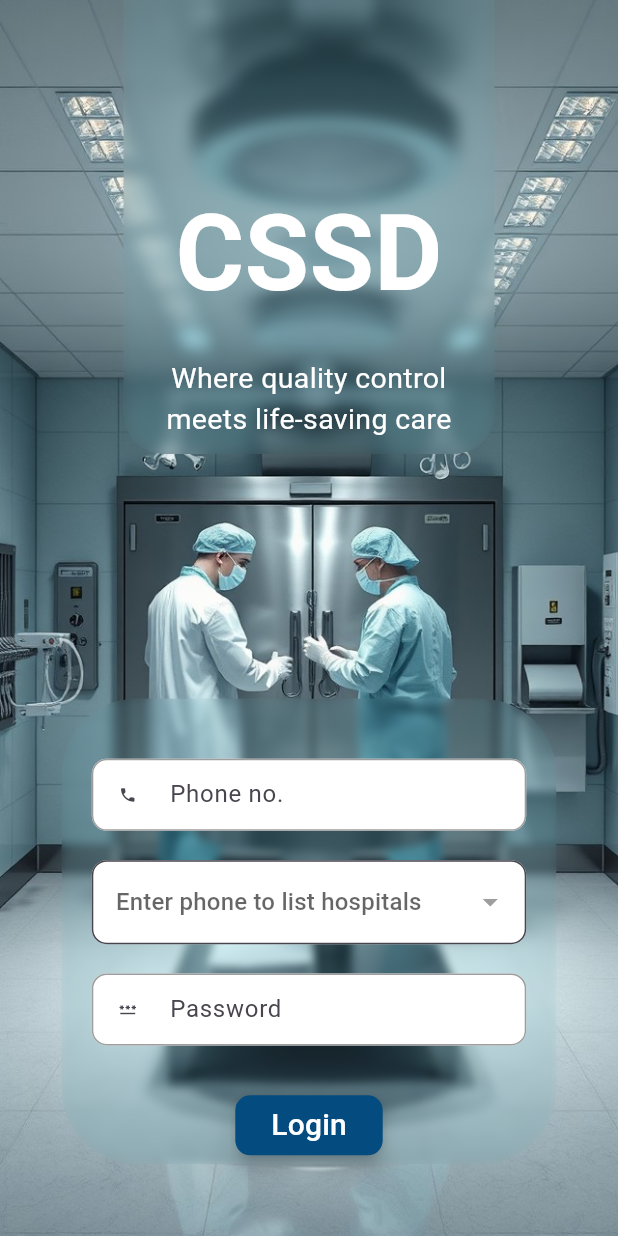
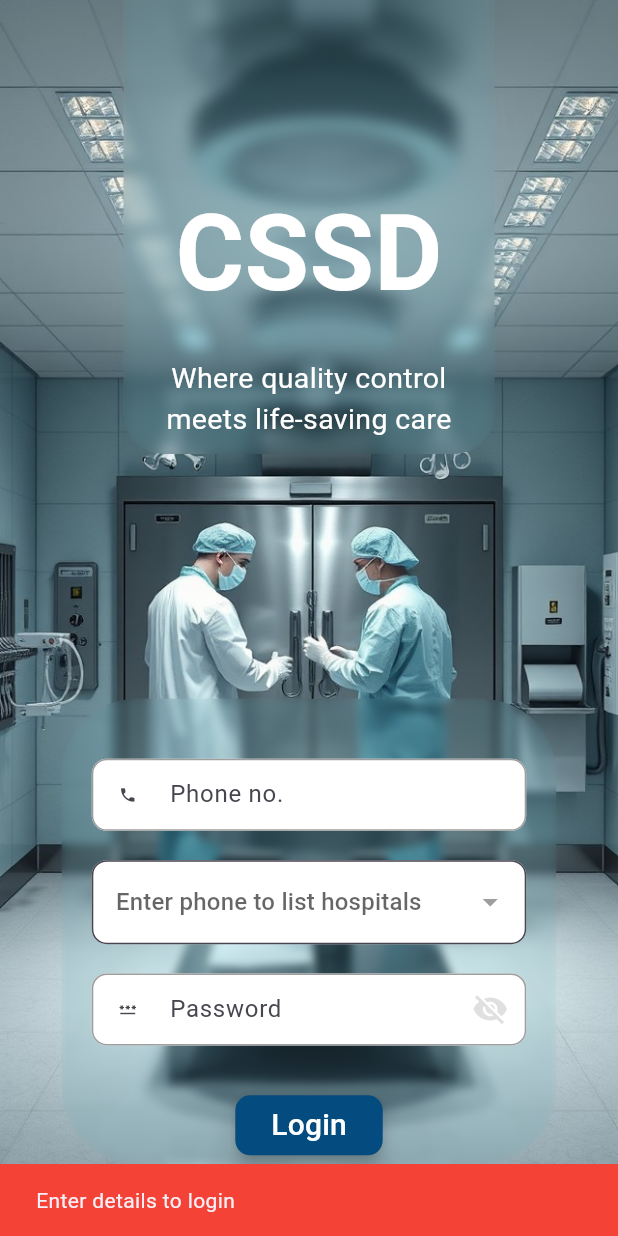
Before and after one commit to grapesHisham/CSSD, a Flutter app: the screen it shows after launch, after a tap on "Login", on a phone screen of 412 x 824 dp. Run offline on Flutter 3.47's test engine with Material 3 defaults, Android fonts, the light colour scheme and no system bars; our stand-ins replace animated_custom_dropdown, curved_navigation_bar, device_preview, dio, fl_chart, fluentui_system_icons and 7 more; missing offline and left inert: pushable_button, text_marquee; generated files the repository leaves out were written again; network calls fail.

Commit message:
login done : #added async in splash and navigated to required screens according to privileges if already logged in else navigated to login screen. # created a snakbar widget with scaffoldMessageKey to operate without passing context # editted the snakbar widget # added snackbars in login api calls # Created a new screen to switch between cssd user and department user # obscure text  # validation # added focus node to move to next textfied on submitted #

```diff
--- a/lib/Widgets/custom_textfield.dart
+++ b/lib/Widgets/custom_textfield.dart
@@ -17,7 +17,9 @@ class CustomTextFormField extends StatelessWidget {
   final Size? textFieldSize;
   final BorderRadius borderRadius;
   final int? maxLendgth;
+  final FocusNode? focusNode;
   final Function(String)? onChanged;
+  final void Function(String)? onFieldSubmitted;
 
   const CustomTextFormField(
       {super.key,
@@ -36,7 +38,8 @@ class CustomTextFormField extends StatelessWidget {
       this.borderRadius = const BorderRadius.all(Radius.circular(10)),
       this.maxLendgth,
       this.onChanged,
-      this.isReadOnly});
+      this.isReadOnly,
+      this.focusNode, this.onFieldSubmitted});
 
   @override
   Widget build(BuildContext context) {
@@ -46,6 +49,8 @@ class CustomTextFormField extends StatelessWidget {
         maxWidth: textFieldSize?.width ?? double.infinity,
       ),
       child: TextFormField(
+        onFieldSubmitted: onFieldSubmitted,
+        focusNode: focusNode,
         readOnly: isReadOnly ?? false,
         onChanged: onChanged,
         maxLength: maxLendgth,
@@ -56,6 +61,7 @@ class CustomTextFormField extends StatelessWidget {
         decoration: InputDecoration(
           counterText: '', //shows the count of maxlength , disbling it 4 now
           suffixIcon: suffix,
+
           label: label,
           labelText: labelText,
           hintText: hintText,
@@ -68,6 +74,7 @@ class CustomTextFormField extends StatelessWidget {
                   ),
                 )
               : null,
+
           border: textfieldBorder == false
               ? InputBorder.none
               : OutlineInputBorder(
--- a/lib/app/modules/cssd_as_custodian/Cssd_User/view/dashboard_view.dart
+++ b/lib/app/modules/cssd_as_custodian/Cssd_User/view/dashboard_view.dart
@@ -243,7 +243,7 @@ class _DashboardViewCssdCssCssdLoginState
         style: TextStyle(color: Colors.white),
       ),
       onPressed: () {
-        Navigator.pushNamed(context, Routes.dashboardViewCssdCussDeptUser);
+        Navigator.pushNamedAndRemoveUntil(context, Routes.dashboardViewCssdCussDeptUser, (Route route)=> false);
       },
     );
   }
--- a/lib/app/modules/cssd_as_custodian/Department_User/view/dashboard_view_dept.dart
+++ b/lib/app/modules/cssd_as_custodian/Department_User/view/dashboard_view_dept.dart
@@ -164,7 +164,7 @@ class _DashboardViewCssdCussDeptUserState
         style: TextStyle(color: Colors.white),
       ),
       onPressed: () {
-        Navigator.pushNamed(context, Routes.dashboardViewCssdCssCssdLogin);
+        Navigator.pushNamedAndRemoveUntil(context, Routes.bottomNavBarDashboardCssdUser ,(Route route)=> false);
       },
     );
   }
--- a/lib/app/modules/login_module/controller/login_provider.dart
+++ b/lib/app/modules/login_module/controller/login_provider.dart
@@ -51,13 +51,22 @@ class LoginController extends ChangeNotifier {
   TextEditingController loginPasswordController = TextEditingController();
   TextEditingController loginPhoneNumberController = TextEditingController();
   TextEditingController loginHospitalNameController =
-      TextEditingController(); //stores the hospital name , stores  entered id only if admin phone number
+  TextEditingController(); //stores the hospital name , stores entered id only if admin phone number
+
+  //focus node
+  final FocusNode focusNodePhone = FocusNode();
+  final FocusNode focusNodeHospitalName = FocusNode();
+  final FocusNode focusNodePassword = FocusNode();
+
   @override
   void dispose() {
     // this is not working check
     loginPasswordController.dispose();
     loginPhoneNumberController.dispose();
     loginHospitalNameController.dispose();
+    focusNodePhone.dispose();
+    focusNodeHospitalName.dispose();
+    focusNodePassword.dispose();
     super.dispose();
   }
 
@@ -90,6 +99,13 @@ class LoginController extends ChangeNotifier {
         _isAdmin = false;
         notifyListeners();
         log("Status 300 : ${response.message}");
+      } else if (response.status == 404) {
+        //invalid user
+        _preLoginResponseDataReceived = false;
+        _isAdmin = false;
+        notifyListeners();
+        log("Status 300 : ${response.message}");
+        showSnackBarNoContext(isError: true, msg: "${response.message}");
       }
 
       _isLoading = false;
@@ -99,11 +115,11 @@ class LoginController extends ChangeNotifier {
 
       _preLoginResponseDataReceived = false;
 
-      log("$e");
+      log("exception : $e");
     }
   }
 
-  List<String> _privileges = [];
+  final List<String> _privileges = [];
 
   List<String> get privileges => _privileges;
   // function to login
@@ -139,7 +155,7 @@ class LoginController extends ChangeNotifier {
           318 - dept cssd report
           */
 
-          showSnackBar(context, "Error", "You dont have CSSD privilege");
+          showSnackBarNoContext(isError: true, msg: "You dont have Privilege");
         } else if (_privileges.contains("312") && _privileges.contains("316")) {
           await LocalStorageManager.setBool(
               StorageKeys.privilegeFlagCssdAndDept, true);
@@ -164,8 +180,28 @@ class LoginController extends ChangeNotifier {
         }
         log("prefs - login token : ${LocalStorageManager.getString(StorageKeys.loginToken)}");
       } else if (response.status == 300) {
+        // check password
         log(response.message.toString());
-        showSnackBar(context, "Error", "${response.message}");
+        showSnackBar(
+            context: context,
+            errorHead: "${response.message}",
+            isError: true,
+            msg: "Check credentials");
+      } else if (response.status == 500) {
+        log(response.message.toString());
+        showSnackBar(
+            context: context,
+            errorHead: "Network Error",
+            isError: true,
+            msg: "${response.message}");
+      } else if (response.status == 404) {
+        // invalid user
+        log(response.message.toString());
+        showSnackBar(
+            context: context,
+            errorHead: "User Not Found",
+            isError: true,
+            msg: "${response.message}");
       }
     } catch (e) {
       log(e.toString());
--- a/lib/app/modules/login_module/view/login_screen.dart
+++ b/lib/app/modules/login_module/view/login_screen.dart
@@ -5,6 +5,7 @@ import 'package:cssd/Widgets/custom_textfield.dart';
 import 'package:cssd/Widgets/login_widgets/cssd_transparent_title_card.dart';
 import 'package:cssd/Widgets/transparent_blur_conatiner.dart';
 import 'package:cssd/app/modules/login_module/controller/login_provider.dart';
+import 'package:cssd/util/app_util.dart';
 import 'package:cssd/util/colors.dart';
 import 'package:flutter/material.dart';
 import 'package:flutter_screenutil/flutter_screenutil.dart';
@@ -57,11 +58,16 @@ class LoginScreen extends StatelessWidget {
                       return Column(
                         mainAxisSize: MainAxisSize.min,
                         children: [
+                          // Phone number
                           CustomTextFormField(
+                            focusNode: loginController.focusNodePhone,
                             onChanged: (value) {
                               if (value.length == 10) {
                                 loginProvider.submitPhoneForHospitalIds(
                                     value, context);
+                                FocusScope.of(context).requestFocus(
+                                    loginController.focusNodeHospitalName);
+                                /* FocusManager.instance.primaryFocus?.unfocus(); */
                               }
                             },
                             maxLendgth: 10,
@@ -72,9 +78,15 @@ class LoginScreen extends StatelessWidget {
                             keyboardType: TextInputType.number,
                           ),
                           SizedBox(height: 20.h),
+                          //drop down for hospital lists
                           Visibility(
                             visible: loginController.isAdmin ? false : true,
                             replacement: CustomTextFormField(
+                              onFieldSubmitted: (value) {
+                                FocusScope.of(context).requestFocus(
+                                    loginController.focusNodePassword);
+                              },
+                              focusNode: loginController.focusNodeHospitalName,
                               controller:
                                   loginController.loginHospitalNameController,
                               hintText: loginController
@@ -147,21 +159,28 @@ class LoginScreen extends StatelessWidget {
                                   loginController.updateSelectedHospital(data);
                                   loginController
                                       .loginHospitalNameController.text = data;
-                                  loginProvider.submitPhoneForHospitalIds(
-                                      data, context);
                                   log(data);
                                 }
                               },
                             ),
                           ),
                           SizedBox(height: 20.h),
+                          //password field
                           CustomTextFormField(
+                            focusNode: loginController.focusNodePassword,
+                            suffix: IconButton(
+                                onPressed: () {
+                                  loginController.toggleObscureText(
+                                      !loginController.obscureText);
+                                },
+                                icon: loginController.obscureText
+                                    ? Icon(
+                                        Icons.visibility_off,
+                                        color: Colors.grey.shade300,
+                                      )
+                                    : Icon(Icons.visibility)),
                             controller: loginController.loginPasswordController,
                             prefixIcon: Icons.password,
-                            prefixIconOnTap: () {
-                              loginController.toggleObscureText(
-                                  !loginController.obscureText);
-                            },
                             obscureText: loginController.obscureText,
                             label: const Text("Password"),
                           ),
@@ -172,6 +191,16 @@ class LoginScreen extends StatelessWidget {
                             buttonColor: StaticColors.defaultButton,
                             buttonLabel: "Login",
                             onPressed: () {
+                              if (loginController.loginPhoneNumberController
+                                      .text.isEmpty ||
+                                  loginController.loginHospitalNameController
+                                      .text.isEmpty ||
+                                  loginController
+                                      .loginPasswordController.text.isEmpty) {
+                                showSnackBarNoContext(
+                                    isError: true,
+                                    msg: "Enter details to login");
+                              }
                               loginProvider.login(context);
                             },
                           ),
--- a/lib/app/modules/login_module/view/splash_screen.dart
+++ b/lib/app/modules/login_module/view/splash_screen.dart
@@ -1,7 +1,9 @@
 import 'dart:async';
+import 'dart:developer';
 
 import 'package:cssd/util/app_routes.dart';
 import 'package:cssd/util/colors.dart';
+import 'package:cssd/util/local_storage_manager.dart';
 import 'package:flutter/material.dart';
 import 'package:lottie/lottie.dart';
 
@@ -15,14 +17,51 @@ class Splash extends StatefulWidget {
 class _SplashState extends State<Splash> {
   @override
   void initState() {
-    Timer(
-        const Duration(milliseconds: 600),
-        () => Navigator.pushNamedAndRemoveUntil(
-              context,
-              Routes.loginScreen,
-              (route) => false,
-            ));
+    WidgetsBinding.instance.addPostFrameCallback((_) async {
+      await checkIfAlreadyLoggedin();
+    });
+
     super.initState();
+  }
+
+  Future<void> checkIfAlreadyLoggedin() async {
+    final bool? hasPrivileges =
+        LocalStorageManager.getBool(StorageKeys.privilegeFlagCssdAndDept);
+    final String? currentToken =
+        LocalStorageManager.getString(StorageKeys.loginToken);
+    final List<String> privilegesList = LocalStorageManager.getStringList(
+            StorageKeys.loggedinUserPrivilegesList) ??
+        [];
+    if (currentToken != null) {
+      log("Token exists $currentToken");
+      log("Previleges for the user : $hasPrivileges");
+      if (privilegesList.contains("312") && privilegesList.contains("316")) {
+        Navigator.pushNamedAndRemoveUntil(context,Routes.switchBetweenCssdAndDepartment,(Route<dynamic> route) => false);
+        /* Navigator.pushNamedAndRemoveUntil(context,Routes.bottomNavBarDashboardCssdUser,(Route<dynamic> route) => false); */
+      } else if (privilegesList.contains("312")) {
+        LocalStorageManager.setBool(
+            StorageKeys.privilegeFlagCssdAndDept, false);
+        Navigator.pushNamedAndRemoveUntil(
+            context,
+            Routes.bottomNavBarDashboardCssdUser,
+            (Route<dynamic> route) => false);
+      } else if (privilegesList.contains("316")) {
+        LocalStorageManager.setBool(
+            StorageKeys.privilegeFlagCssdAndDept, false);
+        Navigator.pushNamedAndRemoveUntil(
+            context,
+            Routes.dashboardViewCssdCussDeptUser,
+            (Route<dynamic> route) => false);
+      }
+    } else if (currentToken == null) {
+      Timer(
+          const Duration(seconds: 1),
+          () => Navigator.pushNamedAndRemoveUntil(
+                context,
+                Routes.loginScreen,
+                (route) => false,
+              ));
+    }
   }
 
   @override
--- a/lib/main.dart
+++ b/lib/main.dart
@@ -19,10 +19,13 @@ void main() async {
   WidgetsFlutterBinding.ensureInitialized();
   await LocalStorageManager.init();
   runApp(DevicePreview(
-    enabled: !kReleaseMode,
+    // enabled: !kReleaseMode,
+    enabled: false,
     builder: (context) => MyApp(),
   ));
 }
+
+final GlobalKey<ScaffoldMessengerState> scaffoldMessengerKey = GlobalKey<ScaffoldMessengerState>();
 
 class MyApp extends StatelessWidget {
   const MyApp({super.key});
@@ -46,6 +49,7 @@ class MyApp extends StatelessWidget {
         minTextAdapt: true,
         splitScreenMode: true,
         builder: (context, child) => MaterialApp(
+          scaffoldMessengerKey: scaffoldMessengerKey,
           debugShowCheckedModeBanner: false,
           useInheritedMediaQuery: true,
           locale: DevicePreview.locale(context),
--- a/lib/util/app_util.dart
+++ b/lib/util/app_util.dart
@@ -1,18 +1,19 @@
+import 'dart:developer';
+
 import 'package:cssd/app/api/dio_interceptors/dio_interceptor.dart';
 import 'package:cssd/app/api/model/api_client.dart';
 import 'package:cssd/app/api/model/api_links.dart';
+import 'package:cssd/main.dart';
 import 'package:cssd/util/colors.dart';
 import 'package:dio/dio.dart';
 import 'package:flutter/material.dart';
 import 'package:pretty_dio_logger/pretty_dio_logger.dart';
 
-   /*
+/*
 
    Size mediaQuery = MediaQuery.of(context).size;
 
    */
-
-
 
 class AppUtil {
   //api client
@@ -56,10 +57,14 @@ class AppUtil {
   } */
 }
 
-showSnackBar(BuildContext c, String type, String msg) {
-  return ScaffoldMessenger.of(c).showSnackBar(SnackBar(
+showSnackBar(
+    {required BuildContext context,
+    required bool isError,
+    required String msg,
+    String? errorHead}) {
+  return ScaffoldMessenger.of(context).showSnackBar(SnackBar(
       duration: const Duration(milliseconds: 1250),
-      backgroundColor: type == "Error"
+      backgroundColor: isError == true
           ? StaticColors.requestContainerNumberBackground
           : const Color.fromARGB(255, 38, 80, 39),
       content: Column(
@@ -76,21 +81,37 @@ showSnackBar(BuildContext c, String type, String msg) {
               const SizedBox(
                 width: 10,
               ),
-              Text(type == "Error" ? "Error" : type,
-                  style: TextStyle(
+              Text(isError == true ? errorHead ?? "" : "Error" ,
+                  style: const TextStyle(
                     fontSize: 14,
                     color: Colors.white,
                   )),
             ],
           ),
-          Text("$msg",
-              style: TextStyle(
+          Text(msg,
+              style: const TextStyle(
                 fontSize: 16,
                 fontWeight: FontWeight.w500,
                 color: Colors.white,
               ))
         ],
       )));
+}
+
+void showSnackBarNoContext({
+  required bool isError,
+  required String msg,
+}) {
+  final scaffoldMessenger = scaffoldMessengerKey.currentState;
+  if (scaffoldMessenger != null) {
+    scaffoldMessenger.showSnackBar(SnackBar(
+      content: Text(msg),
+      backgroundColor: isError == true ? Colors.red : Colors.green,
+      duration: const Duration(seconds: 3),
+    ));
+  } else {
+    log("ScaffoldMessenger is not available.");
+  }
 }
 
 void showToast(BuildContext context, String message) {
--- a/lib/util/local_storage_manager.dart
+++ b/lib/util/local_storage_manager.dart
@@ -1,10 +1,10 @@
 import 'package:shared_preferences/shared_preferences.dart';
 
 class StorageKeys {
-  static const String loginToken = "loginToken";
-  static const String loggedinUser = "loggedinUser";
-  static const String loggedinUserPrivilegesList= "loggedinUserPrivileges";
-  static const String privilegeFlagCssdAndDept= "privilegeFlagCssdAndDept";
+  static const String loginToken = "loginToken"; //store token string
+  static const String loggedinUser = "loggedinUser"; //store user name string
+  static const String loggedinUserPrivilegesList= "loggedinUserPrivileges"; //store user privileges list string
+  static const String privilegeFlagCssdAndDept= "privilegeFlagCssdAndDept"; //store user privileges flag bool
 }
 
 class LocalStorageManager {
```
Also changed, not shown: lib/app/api/dio_interceptors/dio_interceptor.dart (+11 -3 lines), lib/app/modules/login_module/view/dashboard_switch_cssd_dept.dart (+24 -0 lines), lib/app/modules/login_module/view/widgets/clickable_button_widget.dart (added, +52 -0 lines).
